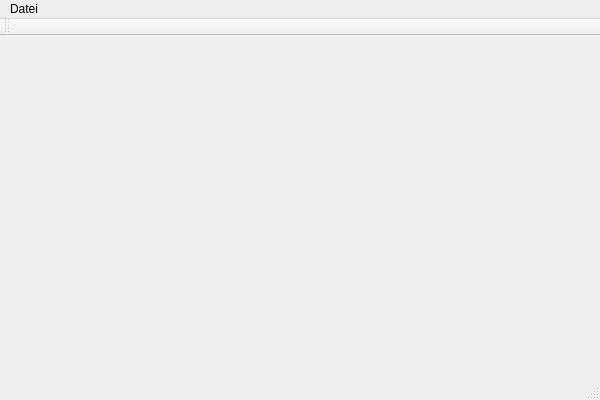
Qt form src/miomain.ui (dehnhardt/iconnconfig) before a commit.
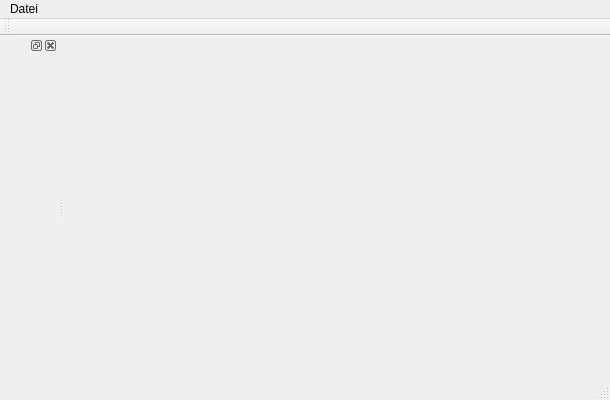
The same form after that commit.

Commit message: try layout for device

What changed in the file:
```diff
--- a/src/miomain.ui
+++ b/src/miomain.ui
@@ -6,7 +6,7 @@
    <rect>
     <x>0</x>
     <y>0</y>
-    <width>600</width>
+    <width>610</width>
     <height>400</height>
    </rect>
   </property>
@@ -31,8 +31,8 @@
     <rect>
      <x>0</x>
      <y>0</y>
-     <width>600</width>
-     <height>19</height>
+     <width>610</width>
+     <height>22</height>
     </rect>
    </property>
    <widget class="QMenu" name="menuMio10_Config">
@@ -53,6 +53,12 @@
    </attribute>
   </widget>
   <widget class="QStatusBar" name="statusBar"/>
+  <widget class="QDockWidget" name="deviceDocker">
+   <attribute name="dockWidgetArea">
+    <number>1</number>
+   </attribute>
+   <widget class="QWidget" name="dockWidgetContents"/>
+  </widget>
   <action name="actionQuit">
    <property name="text">
     <string>Quit</string>
```
The commit also changes 9 other files.
